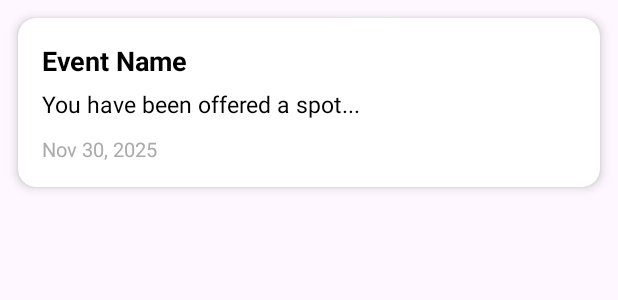
After one commit to CMPUT301f25impact/impact, an Android app: the layout item_entrant_notification.xml on its own in the app's theme, with its tools: preview values and no code run, on a phone screen of 412 x 824 dp. The commit adds this screen. Shown: the top 300 px of the screen. Run offline under Robolectric (Android 15) with nearby library versions, the phone set to English and light mode, and no system bars.

Commit message:
entrants notification

```diff
--- /dev/null
+++ b/app/src/main/res/drawable/baseline_notifications_24.xml
@@ -0,0 +1,5 @@
+<vector xmlns:android="http://schemas.android.com/apk/res/android" android:height="24dp" android:tint="#000000" android:viewportHeight="24" android:viewportWidth="24" android:width="24dp">
+
+    <path android:fillColor="@android:color/white" android:pathData="M12,22c1.1,0 2,-0.9 2,-2h-4c0,1.1 0.89,2 2,2zM18,16v-5c0,-3.07 -1.64,-5.64 -4.5,-6.32L13.5,4c0,-0.83 -0.67,-1.5 -1.5,-1.5s-1.5,0.67 -1.5,1.5v0.68C7.63,5.36 6,7.92 6,11v5l-2,2v1h16v-1l-2,-2z"/>
+
+</vector>
--- /dev/null
+++ b/app/src/main/res/layout/item_entrant_notification.xml
@@ -0,0 +1,44 @@
+<?xml version="1.0" encoding="utf-8"?>
+<androidx.cardview.widget.CardView xmlns:android="http://schemas.android.com/apk/res/android"
+    xmlns:card_view="http://schemas.android.com/apk/res-auto"
+    android:layout_width="match_parent"
+    android:layout_height="wrap_content"
+    android:layout_margin="12dp"
+    card_view:cardCornerRadius="12dp"
+    card_view:cardElevation="4dp">
+
+    <LinearLayout
+        android:layout_width="match_parent"
+        android:layout_height="wrap_content"
+        android:orientation="vertical"
+        android:padding="16dp">
+
+        <TextView
+            android:id="@+id/textEventName"
+            android:layout_width="wrap_content"
+            android:layout_height="wrap_content"
+            android:text="Event Name"
+            android:textSize="18sp"
+            android:textStyle="bold"
+            android:textColor="@android:color/black" />
+
+        <TextView
+            android:id="@+id/textMessage"
+            android:layout_width="wrap_content"
+            android:layout_height="wrap_content"
+            android:text="You have been offered a spot..."
+            android:textSize="15sp"
+            android:layout_marginTop="6dp"
+            android:textColor="@android:color/black" />
+
+        <TextView
+            android:id="@+id/textTimeStamp"
+            android:layout_width="wrap_content"
+            android:layout_height="wrap_content"
+            android:text="Nov 30, 2025"
+            android:textSize="13sp"
+            android:layout_marginTop="10dp"
+            android:textColor="@android:color/darker_gray" />
+
+    </LinearLayout>
+</androidx.cardview.widget.CardView>
--- a/app/src/main/res/menu/entrant_nav_menu.xml
+++ b/app/src/main/res/menu/entrant_nav_menu.xml
@@ -12,4 +12,9 @@
         android:id="@+id/entrant_nav_history"
         android:icon="@drawable/outline_history_30"
         android:title="@string/entrant_nav_history_tab" />
+    <item
+        android:id="@+id/entrant_nav_notifications"
+        android:title="Notifications"
+        android:icon="@drawable/baseline_notifications_24" />
+
 </menu>
```
Also changed, not shown: app/src/main/java/com/example/impact/controller/NotificationController.java (+33 -20 lines), app/src/main/java/com/example/impact/controller/WaitingListController.java (+11 -0 lines), app/src/main/java/com/example/impact/model/Notification.java (+14 -0 lines), app/src/main/java/com/example/impact/view/EntrantActivity.java (+6 -3 lines), app/src/main/java/com/example/impact/view/EntrantNotificationsFragment.java (added, +123 -0 lines), app/src/main/java/com/example/impact/view/adapter/EntrantNotificationAdapter.java (added, +92 -0 lines), app/src/main/res/layout/fragment_entrant_notifications.xml (added, +29 -0 lines).
